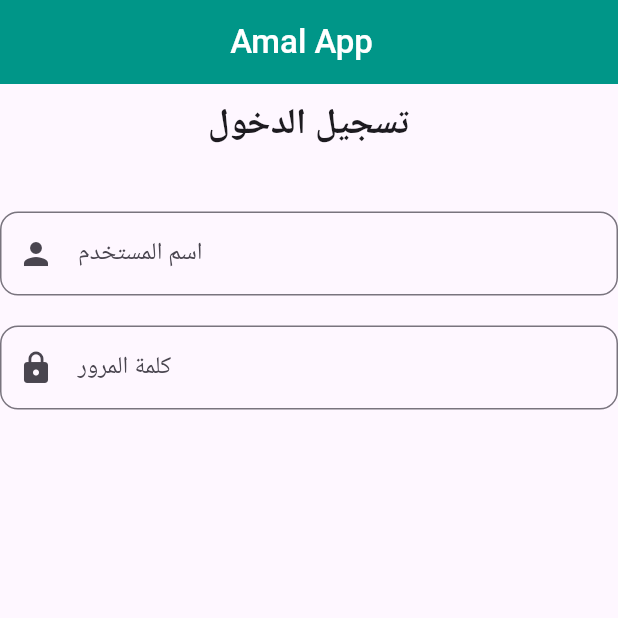
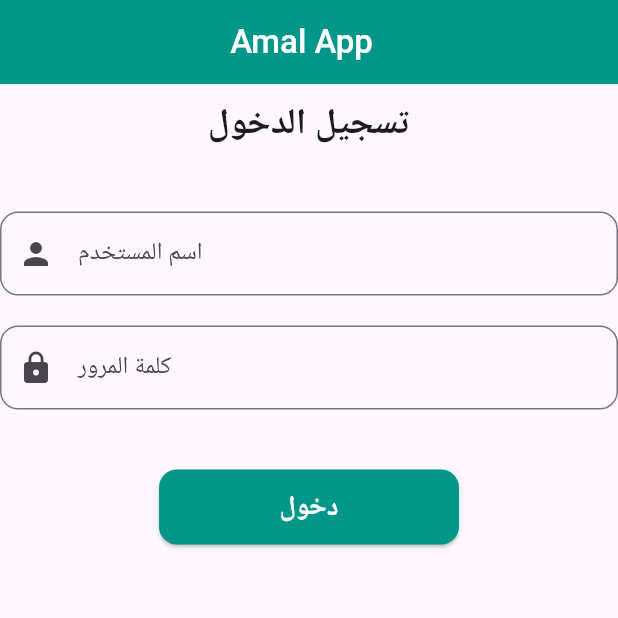
Before and after one commit to AhmedHuwaidi368/Final-Project, a Flutter app: the screen it shows after launch, on a phone screen of 412 x 824 dp, the top half of it. Run offline on Flutter 3.47's test engine with Material 3 defaults, Android fonts, the phone set to English and light mode, and no system bars.

Commit message:
modified by abdelmjeed add button furth commit

```diff
--- a/lib/main.dart
+++ b/lib/main.dart
@@ -6,7 +6,6 @@ void main() {
 
 class MyApp extends StatelessWidget {
   const MyApp({super.key});
-
 
   @override
   Widget build(BuildContext context) {
@@ -54,7 +53,6 @@ class MyApp extends StatelessWidget {
 
             const SizedBox(height: 20),
 
-
             TextField(
               obscureText: true,
               decoration: InputDecoration(
@@ -65,6 +63,32 @@ class MyApp extends StatelessWidget {
                 ),
               ),
             ),
+            const SizedBox(height: 40),
+            Center(
+              child: SizedBox(
+                width: 200,
+                height: 50,
+                child: ElevatedButton(
+                  onPressed: () {
+                    // هنا تضع منطق تسجيل الدخول لاحقًا
+                  },
+                  style: ElevatedButton.styleFrom(
+                    backgroundColor: Colors.teal,
+                    shape: RoundedRectangleBorder(
+                      borderRadius: BorderRadius.circular(12),
+                    ),
+                  ),
+                  child: const Text(
+                    "دخول",
+                    style: TextStyle(
+                      color: Colors.white,
+                      fontSize: 18,
+                      fontWeight: FontWeight.bold,
+                    ),
+                  ),
+                ),
+              ),
+            ),
           ],
         ),
       ),
```
Lines whose indentation alone changed are shown as unchanged.
